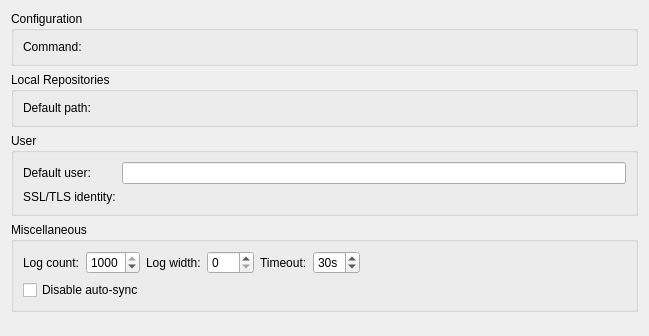
This is src/plugins/fossil/optionspage.ui in nomadbyte/qtcreator-plugin-fossil as Qt 5 draws it before an edit. The edited form follows.
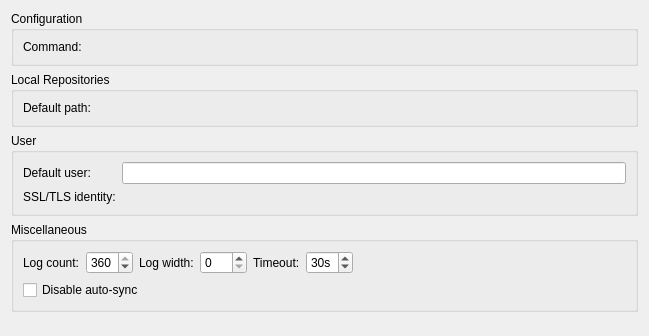
This is the edited form. Custom widgets are drawn as their Qt base class.

The edit to the form file:
```diff
--- a/src/plugins/fossil/optionspage.ui
+++ b/src/plugins/fossil/optionspage.ui
@@ -121,10 +121,10 @@
          <string>The number of recent commit log entries to show. Choose 0 to see all entries.</string>
         </property>
         <property name="maximum">
-         <number>1000</number>
+         <number>360</number>
         </property>
         <property name="value">
-         <number>1000</number>
+         <number>360</number>
         </property>
        </widget>
       </item>
```
Left out of the diff: 2 changed lines with no effect on the pictures.
